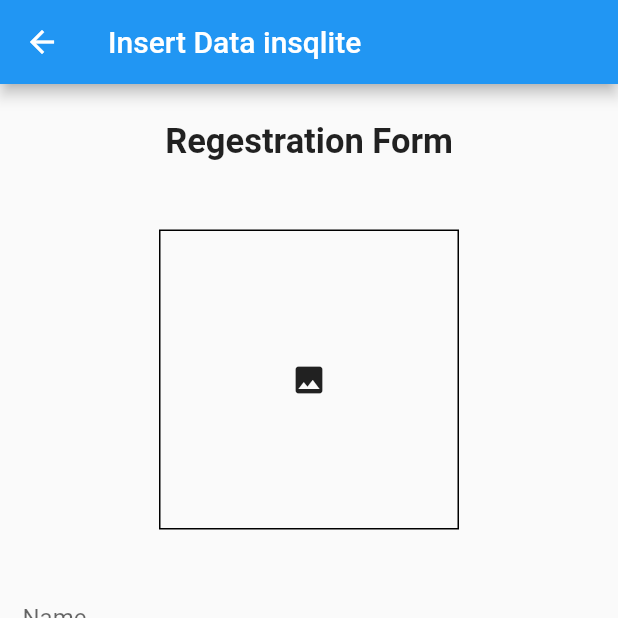
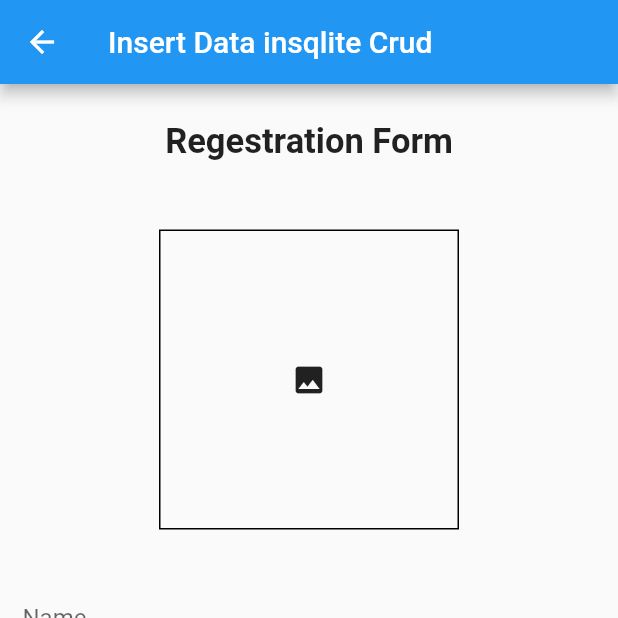
Before and after one commit to BORNXBOBBY/Flutter_SQFLite_CRUD_Operation, a Flutter app: the screen it shows after launch, after a tap on "Insert", on a phone screen of 412 x 824 dp, the top half of it. Run offline on Flutter 3.47's test engine with Material 2 defaults, Android fonts, the phone set to English and light mode, and no system bars; our stand-ins replace image_picker, sqflite; accounts and stored records are empty.

Commit message:
image crud added

```diff
--- a/lib/widgets/Insert.dart
+++ b/lib/widgets/Insert.dart
@@ -1,7 +1,8 @@
 import 'dart:io';
-
+import 'dart:convert';
 import 'package:flutter/material.dart';
 import 'package:image_picker/image_picker.dart';
+import 'package:http/http.dart' as http;
 import 'package:path_provider/path_provider.dart';
 
 import 'db_helper.dart';
@@ -17,6 +18,7 @@ class _InsertPageState extends State<InsertPage> {
 
   File? _image;
   final ImagePicker _picker = ImagePicker();
+
   var nameController = TextEditingController();
   var emailController = TextEditingController();
   var contactController = TextEditingController();
@@ -31,47 +33,42 @@ class _InsertPageState extends State<InsertPage> {
     }
   }
 
-  Future getImageCamera() async {
-    final pickedFile = await _picker.pickImage(source: ImageSource.camera);
-
-    if (pickedFile != null) {
-      setState(() {
-        _image = File(pickedFile.path);
-      });
-    }
-  }
   @override
   Widget build(BuildContext context) {
+
+
+
+
     return Scaffold(
       appBar: AppBar(
-        title: Text("Insert Data insqlite"),
+        title: Text("Insert Data insqlite Crud"),
       ),
-      body: Column(
+      body: SingleChildScrollView(
+        child: Container(
+          child: Column(
             children: [
-          SizedBox(
+              Container(
                 width: MediaQuery.of(context).size.width,
                 child: Row(
                   mainAxisAlignment: MainAxisAlignment.center,
                   children: [
                     Container(
-                  margin: const EdgeInsets.all(25),
-                  child: const Text(
+                      margin: EdgeInsets.all(25),
+                      child: Text(
                           "Regestration Form",
                           style:TextStyle(fontWeight: FontWeight.bold,fontSize: 23) ),
                     ),
                   ],
                 ),
               ),
+
               Center(
                 child: InkWell(
                   onTap: () {
                     getImageGallery();
                   },
-              onDoubleTap: (){
-                getImageCamera();
-              },
                   child: Container(
-                margin: const EdgeInsets.all(20),
+                    margin: EdgeInsets.all(20),
                     height: 200,
                     width: 200,
                     decoration: BoxDecoration(
@@ -81,36 +78,38 @@ class _InsertPageState extends State<InsertPage> {
                     ),
                     child: _image != null
                         ? Image.file(_image!.absolute)
-                    : const Center(child: Icon(Icons.image)),
+                        : Center(child: Icon(Icons.image)),
                   ),
                 ),
               ),
+
+
               Container(
                 width: MediaQuery.of(context).size.width,
-            margin: const EdgeInsets.all(15),
+                margin: EdgeInsets.all(15),
                 child: TextField(
                   controller: nameController,
-              decoration: const InputDecoration(
+                  decoration: InputDecoration(
                     hintText: "Name",
                   ),
                 ),
               ),
               Container(
                 width: MediaQuery.of(context).size.width,
-            margin: const EdgeInsets.all(15),
+                margin: EdgeInsets.all(15),
                 child: TextField(
                   controller: emailController,
-              decoration: const InputDecoration(
+                  decoration: InputDecoration(
                     hintText: "Email",
                   ),
                 ),
               ),
               Container(
                 width: MediaQuery.of(context).size.width,
-            margin: const EdgeInsets.all(15),
+                margin: EdgeInsets.all(15),
                 child: TextField(
                   controller: contactController,
-              decoration: const InputDecoration(
+                  decoration: InputDecoration(
                     hintText: "Contact",
                   ),
                 ),
@@ -118,7 +117,7 @@ class _InsertPageState extends State<InsertPage> {
 
               Container(
                 width: MediaQuery.of(context).size.width,
-            margin: const EdgeInsets.all(15),
+                margin: EdgeInsets.all(15),
                 child: ElevatedButton(
                   onPressed: () async {
                     if (_image != null) {
@@ -138,11 +137,14 @@ class _InsertPageState extends State<InsertPage> {
                       Navigator.of(context).pop();
                     }
                   },
-              child: const Text("Submit"),
+                  child: Text("Submit"),
                 ),
               ),
             ],
           ),
+        ),
+      ),
     );
+
   }
 }
--- a/lib/widgets/dashboard.dart
+++ b/lib/widgets/dashboard.dart
@@ -15,9 +15,11 @@ class _DashBoardState extends State<DashBoard> {
   @override
   Widget build(BuildContext context) {
     return Scaffold(
+
       appBar: AppBar(
-        title:const Text("Sqlite") ,
+        title:Text("SQFlite CRUD Operation") ,
       ),
+
       body: Center(
         child: Column(
           children: [
--- a/lib/widgets/db_helper.dart
+++ b/lib/widgets/db_helper.dart
@@ -9,14 +9,13 @@ class DatabaseHelper {
   static const dbVersion = 1;
   static const dbTable = "myTable";
   static const columnId = "id";
+  static const String columnImagePath="pic";
   static const columnName = "name";
   static const columnEmail = "email";
   static const columnContact = "contact";
-  static const String columnImagePath = 'image_path';
 
   // constructor
   static final DatabaseHelper instance = DatabaseHelper();
-
 
   // databases initialize
   static Database? _database;
@@ -47,8 +46,8 @@ class DatabaseHelper {
       $columnId INTEGER PRIMARY KEY AUTOINCREMENT,
       $columnName TEXT NOT NULL,
       $columnEmail TEXT NOT NULL,
-      $columnContact TEXT NOT NULL,
-      $columnImagePath TEXT NOT NULL
+      $columnImagePath TEXT NOT NULL,
+      $columnContact TEXT NOT NULL
       )
       ''');
 
--- a/pubspec.yaml
+++ b/pubspec.yaml
@@ -34,7 +34,7 @@ dependencies:
   path_provider: ^2.1.1
   image_picker: ^1.0.4
   path: ^1.8.3
-
+  http: ^0.13.4
   # The following adds the Cupertino Icons font to your application.
   # Use with the CupertinoIcons class for iOS style icons.
   cupertino_icons: ^1.0.2
```
Also changed, not shown: lib/widgets/viewpage.dart (+47 -20 lines), pubspec.lock. Lines whose indentation alone changed are shown as unchanged.
